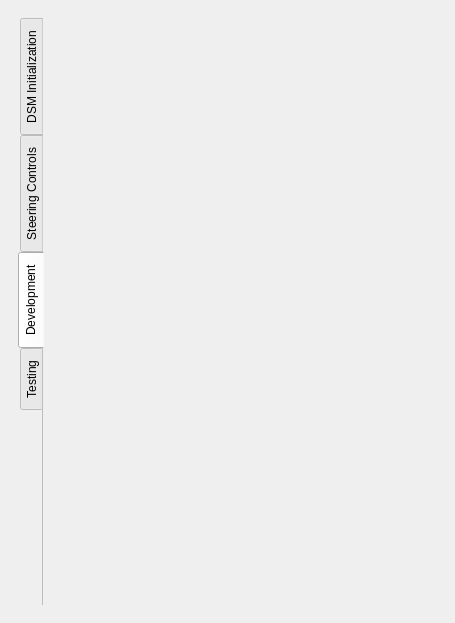
This is pqDSMViewerPanel.ui in soumagne/icarus as Qt 5 draws it before an edit. The edited form follows.
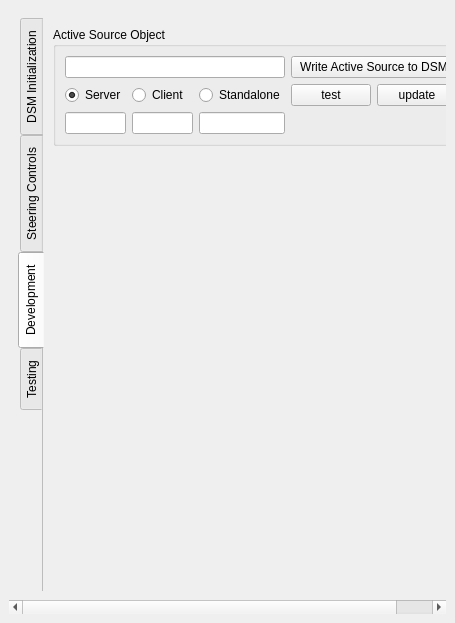
This is the edited form. Icons and pictures are not drawn.

Commit message:
First attempt at proper widget binding to grid
Committing to allow push pull from development machines

Diff of the .ui file:
```diff
--- a/pqDSMViewerPanel.ui
+++ b/pqDSMViewerPanel.ui
@@ -28,8 +28,8 @@
         <rect>
          <x>0</x>
          <y>0</y>
-         <width>437</width>
-         <height>584</height>
+         <width>439</width>
+         <height>568</height>
         </rect>
        </property>
        <layout class="QVBoxLayout" name="verticalLayout_4">
@@ -590,16 +590,6 @@
            </attribute>
            <layout class="QVBoxLayout" name="verticalLayout_6">
             <item>
-             <layout class="QVBoxLayout" name="generatedLayout"/>
-            </item>
-           </layout>
-          </widget>
-          <widget class="QWidget" name="Testing">
-           <attribute name="title">
-            <string>Testing</string>
-           </attribute>
-           <layout class="QVBoxLayout" name="verticalLayout_3">
-            <item>
              <widget class="QGroupBox" name="sourceBox">
               <property name="sizePolicy">
                <sizepolicy hsizetype="Expanding" vsizetype="Preferred">
@@ -611,14 +601,14 @@
                <string>Active Source Object</string>
               </property>
               <layout class="QGridLayout" name="gridLayout_3">
-               <item row="0" column="0" colspan="2">
+               <item row="0" column="0" colspan="3">
                 <widget class="QLineEdit" name="infoTextOutput">
                  <property name="readOnly">
                   <bool>true</bool>
                  </property>
                 </widget>
                </item>
-               <item row="0" column="2">
+               <item row="0" column="3" colspan="2">
                 <widget class="QPushButton" name="writeToDSM">
                  <property name="sizePolicy">
                   <sizepolicy hsizetype="Expanding" vsizetype="Fixed">
@@ -658,12 +648,55 @@
                  </property>
                 </widget>
                </item>
+               <item row="1" column="3">
+                <widget class="QPushButton" name="testButton">
+                 <property name="text">
+                  <string>test</string>
+                 </property>
+                </widget>
+               </item>
+               <item row="1" column="4">
+                <widget class="QPushButton" name="testButton2">
+                 <property name="text">
+                  <string>update</string>
+                 </property>
+                </widget>
+               </item>
+               <item row="2" column="1">
+                <widget class="QLineEdit" name="TranslateY"/>
+               </item>
+               <item row="2" column="2">
+                <widget class="QLineEdit" name="TranslateZ"/>
+               </item>
+               <item row="2" column="0">
+                <widget class="QLineEdit" name="TranslateX"/>
+               </item>
               </layout>
              </widget>
             </item>
             <item>
-             <widget class="QGraphicsView" name="dsmHTMView"/>
+             <layout class="QVBoxLayout" name="generatedLayout"/>
             </item>
+            <item>
+             <spacer name="verticalSpacer_3">
+              <property name="orientation">
+               <enum>Qt::Vertical</enum>
+              </property>
+              <property name="sizeHint" stdset="0">
+               <size>
+                <width>20</width>
+                <height>40</height>
+               </size>
+              </property>
+             </spacer>
+            </item>
+           </layout>
+          </widget>
+          <widget class="QWidget" name="Testing">
+           <attribute name="title">
+            <string>Testing</string>
+           </attribute>
+           <layout class="QVBoxLayout" name="verticalLayout_3">
             <item>
              <spacer name="verticalSpacer_2">
               <property name="orientation">
```
The commit also changes 5 other files.
